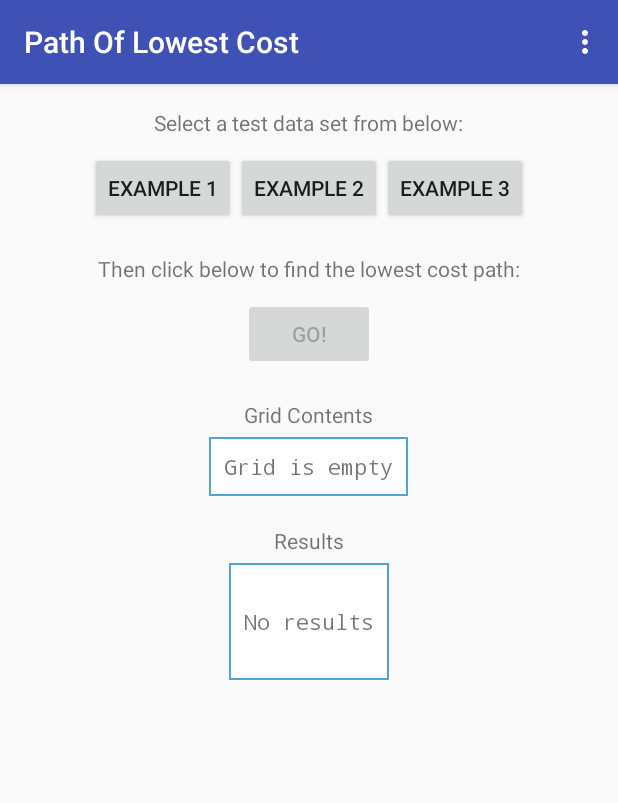
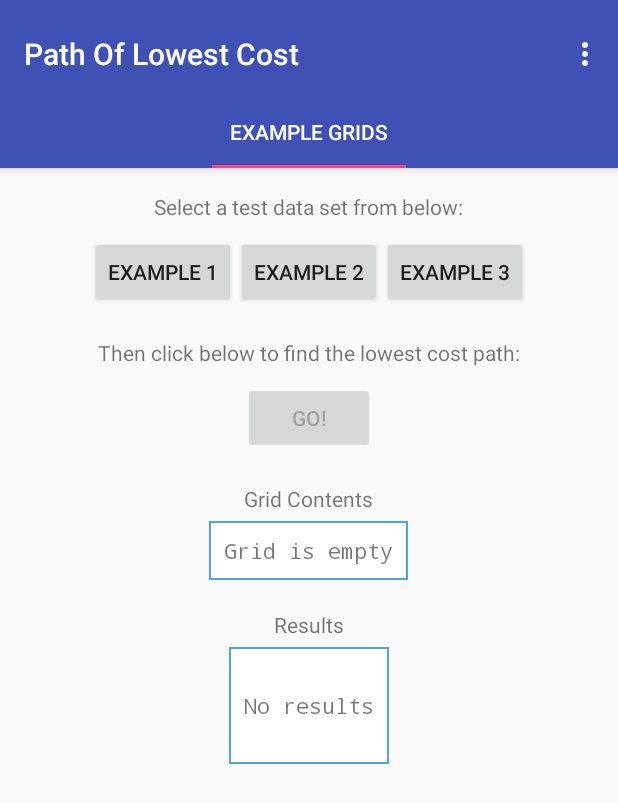
Before and after one commit to jfpdazey/PathOfLowestCost, an Android app: the screen it shows after launch (PathOfLowestCostActivity), on a phone screen of 412 x 824 dp. Shown: the top 803 px of the screen. Run offline under Robolectric (Android 15) with nearby library versions, the phone set to English and light mode, and no system bars.

Commit message:
Example Grids loaded as first tab in View Pager

```diff
--- a/app/src/main/java/com/jfpdazey/pathoflowestcost/PathOfLowestCostActivity.java
+++ b/app/src/main/java/com/jfpdazey/pathoflowestcost/PathOfLowestCostActivity.java
@@ -1,6 +1,8 @@
 package com.jfpdazey.pathoflowestcost;
 
 import android.os.Bundle;
+import android.support.design.widget.TabLayout;
+import android.support.v4.view.ViewPager;
 import android.support.v7.app.AppCompatActivity;
 import android.support.v7.widget.Toolbar;
 import android.view.Menu;
@@ -8,12 +10,22 @@ import android.view.MenuItem;
 
 public class PathOfLowestCostActivity extends AppCompatActivity {
 
+    private PathOptionsPagerAdapter pagerAdapter;
+    private ViewPager viewPager;
+
     @Override
     protected void onCreate(Bundle savedInstanceState) {
         super.onCreate(savedInstanceState);
         setContentView(R.layout.activity_lowest_cost_main);
         Toolbar toolbar = (Toolbar) findViewById(R.id.toolbar);
         setSupportActionBar(toolbar);
+
+        pagerAdapter = new PathOptionsPagerAdapter(getSupportFragmentManager());
+        viewPager = (ViewPager) findViewById(R.id.container);
+        viewPager.setAdapter(pagerAdapter);
+
+        TabLayout tabs = (TabLayout) findViewById(R.id.tabs);
+        tabs.setupWithViewPager(viewPager);
     }
 
     @Override
--- /dev/null
+++ b/app/src/main/java/com/jfpdazey/pathoflowestcost/PathOptionsPagerAdapter.java
@@ -0,0 +1,27 @@
+package com.jfpdazey.pathoflowestcost;
+
+import android.support.v4.app.Fragment;
+import android.support.v4.app.FragmentManager;
+import android.support.v4.app.FragmentPagerAdapter;
+
+public class PathOptionsPagerAdapter extends FragmentPagerAdapter {
+
+    public PathOptionsPagerAdapter(FragmentManager fragmentManager) {
+        super(fragmentManager);
+    }
+
+    @Override
+    public Fragment getItem(int position) {
+        return new PathOfLowestCostFragment();
+    }
+
+    @Override
+    public int getCount() {
+        return 1;
+    }
+
+    @Override
+    public CharSequence getPageTitle(int position) {
+        return "Example Grids";
+    }
+}
--- a/app/src/main/res/layout/activity_lowest_cost_main.xml
+++ b/app/src/main/res/layout/activity_lowest_cost_main.xml
@@ -2,14 +2,17 @@
 <android.support.design.widget.CoordinatorLayout xmlns:android="http://schemas.android.com/apk/res/android"
     xmlns:app="http://schemas.android.com/apk/res-auto"
     xmlns:tools="http://schemas.android.com/tools"
+    android:id="@+id/main_content"
     android:layout_width="match_parent"
     android:layout_height="match_parent"
     android:fitsSystemWindows="true"
     tools:context=".PathOfLowestCostActivity">
 
     <android.support.design.widget.AppBarLayout
+        android:id="@+id/appbar"
         android:layout_width="match_parent"
         android:layout_height="wrap_content"
+        android:paddingTop="@dimen/appbar_padding_top"
         android:theme="@style/AppTheme.AppBarOverlay">
 
         <android.support.v7.widget.Toolbar
@@ -17,10 +20,20 @@
             android:layout_width="match_parent"
             android:layout_height="?attr/actionBarSize"
             android:background="?attr/colorPrimary"
+            app:layout_scrollFlags="scroll|enterAlways"
             app:popupTheme="@style/AppTheme.PopupOverlay" />
+
+        <android.support.design.widget.TabLayout
+            android:id="@+id/tabs"
+            android:layout_width="match_parent"
+            android:layout_height="wrap_content" />
 
     </android.support.design.widget.AppBarLayout>
 
-    <include layout="@layout/content_lowest_cost_main" />
+    <android.support.v4.view.ViewPager
+        android:id="@+id/container"
+        android:layout_width="match_parent"
+        android:layout_height="match_parent"
+        app:layout_behavior="@string/appbar_scrolling_view_behavior" />
 
 </android.support.design.widget.CoordinatorLayout>
--- a/app/src/main/res/layout/fragment_lowest_cost_main.xml
+++ b/app/src/main/res/layout/fragment_lowest_cost_main.xml
@@ -6,8 +6,7 @@
     android:paddingLeft="@dimen/activity_horizontal_margin"
     android:paddingRight="@dimen/activity_horizontal_margin"
     android:paddingTop="@dimen/activity_vertical_margin"
-    tools:context=".PathOfLowestCostFragment"
-    tools:showIn="@layout/activity_lowest_cost_main">
+    tools:context=".PathOfLowestCostFragment">
 
     <TextView
         android:id="@+id/select_label"
--- a/app/src/main/res/values/dimens.xml
+++ b/app/src/main/res/values/dimens.xml
@@ -3,4 +3,5 @@
     <dimen name="activity_horizontal_margin">16dp</dimen>
     <dimen name="activity_vertical_margin">16dp</dimen>
     <dimen name="fab_margin">16dp</dimen>
+    <dimen name="appbar_padding_top">8dp</dimen>
 </resources>
```
Also changed, not shown: app/src/main/res/layout/content_lowest_cost_main.xml (+6 -2 lines), 2 other files.
